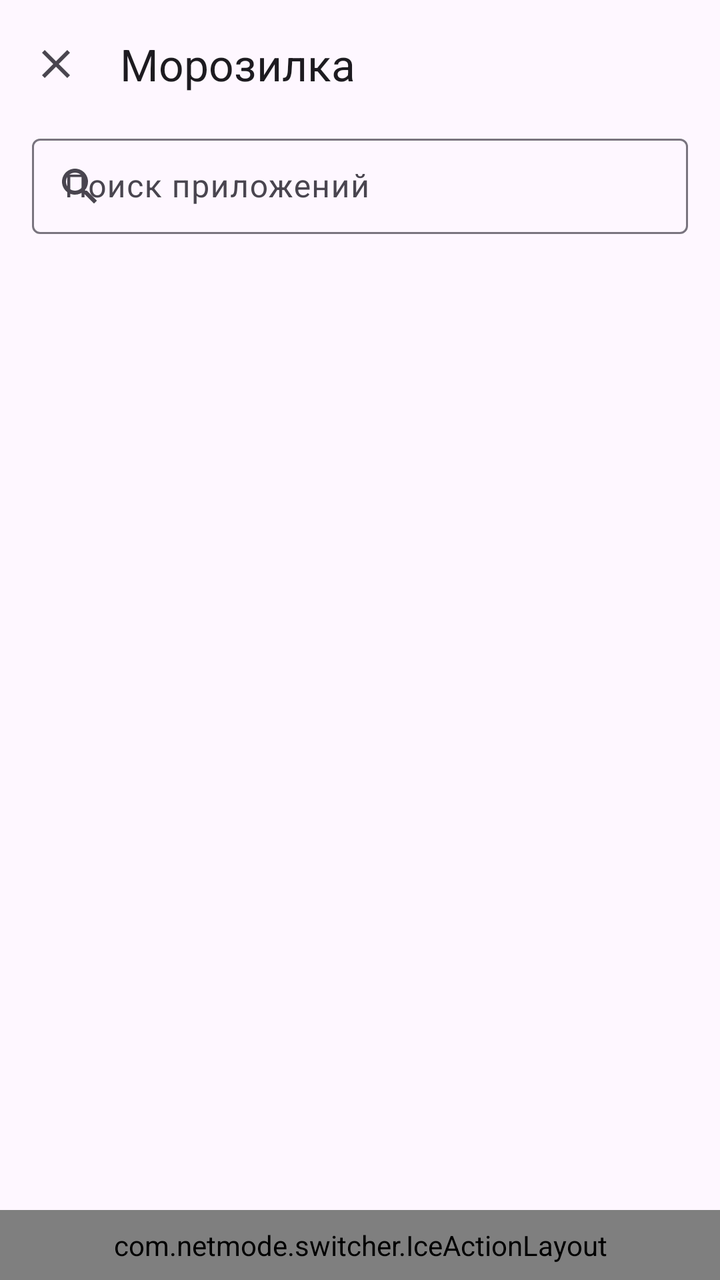
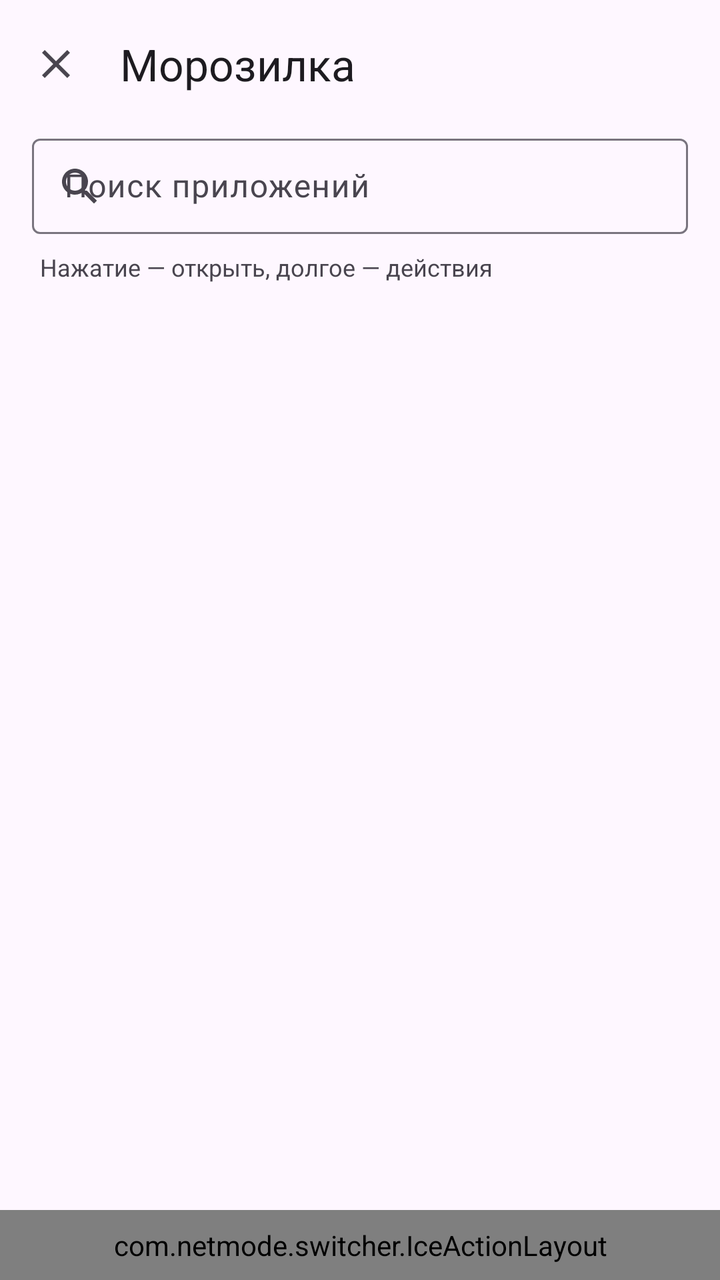

An Android layout rendered at two revisions. The XML below is the earlier revision; the diff shows what the commit changed to produce the second picture.
<!-- AndroidManifest.xml: application theme Theme.NetModeSwitch -->
<!-- res/layout/activity_ice_folder.xml -->
<?xml version="1.0" encoding="utf-8"?>
<LinearLayout xmlns:android="http://schemas.android.com/apk/res/android"
    xmlns:app="http://schemas.android.com/apk/res-auto"
    android:layout_width="match_parent"
    android:layout_height="match_parent"
    android:background="?attr/colorSurface"
    android:fitsSystemWindows="true"
    android:orientation="vertical">

    <com.google.android.material.appbar.MaterialToolbar
        android:id="@+id/toolbar"
        android:layout_width="match_parent"
        android:layout_height="wrap_content"
        app:navigationContentDescription="@string/close"
        app:navigationIcon="@drawable/ic_close"
        app:title="@string/ice_title" />

    <com.google.android.material.textfield.TextInputLayout
        style="@style/Widget.Material3.TextInputLayout.OutlinedBox.Dense"
        android:layout_width="match_parent"
        android:layout_height="wrap_content"
        android:layout_marginStart="16dp"
        android:layout_marginEnd="16dp"
        android:hint="@string/ice_search"
        app:endIconMode="clear_text"
        app:startIconDrawable="@drawable/ic_search">

        <com.google.android.material.textfield.TextInputEditText
            android:id="@+id/search"
            android:layout_width="match_parent"
            android:layout_height="wrap_content"
            android:imeOptions="actionSearch"
            android:inputType="text"
            android:maxLines="1" />
    </com.google.android.material.textfield.TextInputLayout>

    <FrameLayout
        android:layout_width="match_parent"
        android:layout_height="0dp"
        android:layout_weight="1">

        <GridView
            android:id="@+id/grid"
            android:layout_width="match_parent"
            android:layout_height="match_parent"
            android:clipToPadding="false"
            android:columnWidth="88dp"
            android:numColumns="auto_fit"
            android:paddingStart="8dp"
            android:paddingTop="8dp"
            android:paddingEnd="8dp"
            android:paddingBottom="8dp"
            android:stretchMode="columnWidth"
            android:verticalSpacing="4dp" />

        <TextView
            android:id="@+id/empty"
            android:layout_width="match_parent"
            android:layout_height="wrap_content"
            android:gravity="center"
            android:padding="32dp"
            android:text="@string/ice_nothing_found"
            android:textColor="?attr/colorOnSurfaceVariant"
            android:visibility="gone" />
    </FrameLayout>

    <com.netmode.switcher.IceActionLayout style="@style/NMS.IceActionBar">

        <com.google.android.material.button.MaterialButton
            android:id="@+id/manage"
            style="@style/NMS.IceAction"
            android:text="@string/ice_manage"
            app:icon="@drawable/ic_settings" />

        <com.google.android.material.button.MaterialButton
            android:id="@+id/freezeAll"
            style="@style/NMS.IceAction.Primary"
            android:layout_marginStart="8dp"
            android:text="@string/ice_freeze_all"
            app:icon="@drawable/ic_ice" />
    </com.netmode.switcher.IceActionLayout>
</LinearLayout>
<!-- resources referenced by this layout -->
<resources>
  <!-- drawable ic_close (drawable) -->
  <vector xmlns:android="http://schemas.android.com/apk/res/android"
      android:width="24dp"
      android:height="24dp"
      android:tint="?attr/colorControlNormal"
      android:viewportWidth="24"
      android:viewportHeight="24">
      <path android:fillColor="@android:color/white" android:pathData="M19,6.41L17.59,5 12,10.59 6.41,5 5,6.41 10.59,12 5,17.59 6.41,19 12,13.41 17.59,19 19,17.59 13.41,12z" />
  </vector>
  <!-- drawable ic_ice (drawable) -->
  <vector xmlns:android="http://schemas.android.com/apk/res/android"
      android:width="24dp"
      android:height="24dp"
      android:tint="?attr/colorControlNormal"
      android:viewportWidth="24"
      android:viewportHeight="24">
      <path android:fillColor="@android:color/white" android:pathData="M22,11h-4.17l3.24,-3.24 -1.41,-1.42L15,11h-2V9l4.66,-4.66 -1.42,-1.41L13,6.17V2h-2v4.17L7.76,2.93 6.34,4.34 11,9v2H9L4.34,6.34 2.93,7.76 6.17,11H2v2h4.17l-3.24,3.24 1.41,1.42L9,13h2v2l-4.66,4.66 1.42,1.41L11,17.83V22h2v-4.17l3.24,3.24 1.42,-1.41L13,15v-2h2l4.66,4.66 1.41,-1.42L17.83,13H22z" />
  </vector>
  <!-- drawable ic_search (drawable) -->
  <vector xmlns:android="http://schemas.android.com/apk/res/android"
      android:width="24dp"
      android:height="24dp"
      android:tint="?attr/colorControlNormal"
      android:viewportWidth="24"
      android:viewportHeight="24">
      <path android:fillColor="@android:color/white" android:pathData="M15.5,14h-0.79l-0.28,-0.27C15.41,12.59 16,11.11 16,9.5 16,5.91 13.09,3 9.5,3S3,5.91 3,9.5 5.91,16 9.5,16c1.61,0 3.09,-0.59 4.23,-1.57l0.27,0.28v0.79l5,4.99L20.49,19l-4.99,-5zM9.5,14C7.01,14 5,11.99 5,9.5S7.01,5 9.5,5 14,7.01 14,9.5 11.99,14 9.5,14z" />
  </vector>
  <string name="close">Закрыть</string>
  <string name="ice_freeze_all">Заморозить всё</string>
  <string name="ice_manage">Настроить</string>
  <string name="ice_nothing_found">Ничего не нашлось</string>
  <string name="ice_search">Поиск приложений</string>
  <string name="ice_title">Морозилка</string>
  <style name="NMS.IceAction.Primary" parent="NMS.IceAction">
          <item name="backgroundTint">?attr/colorPrimary</item>
          <item name="android:textColor">?attr/colorOnPrimary</item>
          <item name="iconTint">?attr/colorOnPrimary</item>
      </style>
  <style name="NMS.IceActionBar">
          <item name="android:layout_width">match_parent</item>
          <item name="android:layout_height">wrap_content</item>
          <item name="android:background">?attr/colorSurfaceContainer</item>
          <item name="android:paddingStart">12dp</item>
          <item name="android:paddingEnd">12dp</item>
          <item name="android:paddingTop">8dp</item>
          <item name="android:paddingBottom">8dp</item>
      </style>
  <style name="Theme.NetModeSwitch" parent="Theme.Material3.DayNight.NoActionBar">
          <item name="android:statusBarColor">?attr/colorSurface</item>
          <item name="android:navigationBarColor">?attr/colorSurface</item>
          
          <item name="android:windowLightStatusBar">true</item>
          <item name="android:windowLightNavigationBar">true</item>
      </style>
  <!-- unchanged entries left out for length: 2 -->
</resources>

<!-- the commit's change to res/layout/activity_ice_folder.xml (unified diff, before → after) -->
@@ -33,6 +33,13 @@
             android:inputType="text"
             android:maxLines="1" />
     </com.google.android.material.textfield.TextInputLayout>
+
+    <TextView
+        style="@style/NMS.Hint"
+        android:layout_marginStart="20dp"
+        android:layout_marginTop="8dp"
+        android:layout_marginEnd="20dp"
+        android:text="@string/ice_grid_hint" />
 
     <FrameLayout
         android:layout_width="match_parent"
<!-- resource entries referenced after the edit -->
@@ -29,10 +29,18 @@
   </vector>
   <string name="close">Закрыть</string>
   <string name="ice_freeze_all">Заморозить всё</string>
+  <string name="ice_grid_hint">Нажатие — открыть, долгое — действия</string>
   <string name="ice_manage">Настроить</string>
   <string name="ice_nothing_found">Ничего не нашлось</string>
   <string name="ice_search">Поиск приложений</string>
   <string name="ice_title">Морозилка</string>
+  <style name="NMS.Hint">
+          <item name="android:layout_width">match_parent</item>
+          <item name="android:layout_height">wrap_content</item>
+          <item name="android:textSize">12sp</item>
+          <item name="android:textColor">?attr/colorOnSurfaceVariant</item>
+          <item name="android:layout_marginTop">2dp</item>
+      </style>
   <style name="NMS.IceAction.Primary" parent="NMS.IceAction">
           <item name="backgroundTint">?attr/colorPrimary</item>
           <item name="android:textColor">?attr/colorOnPrimary</item>
